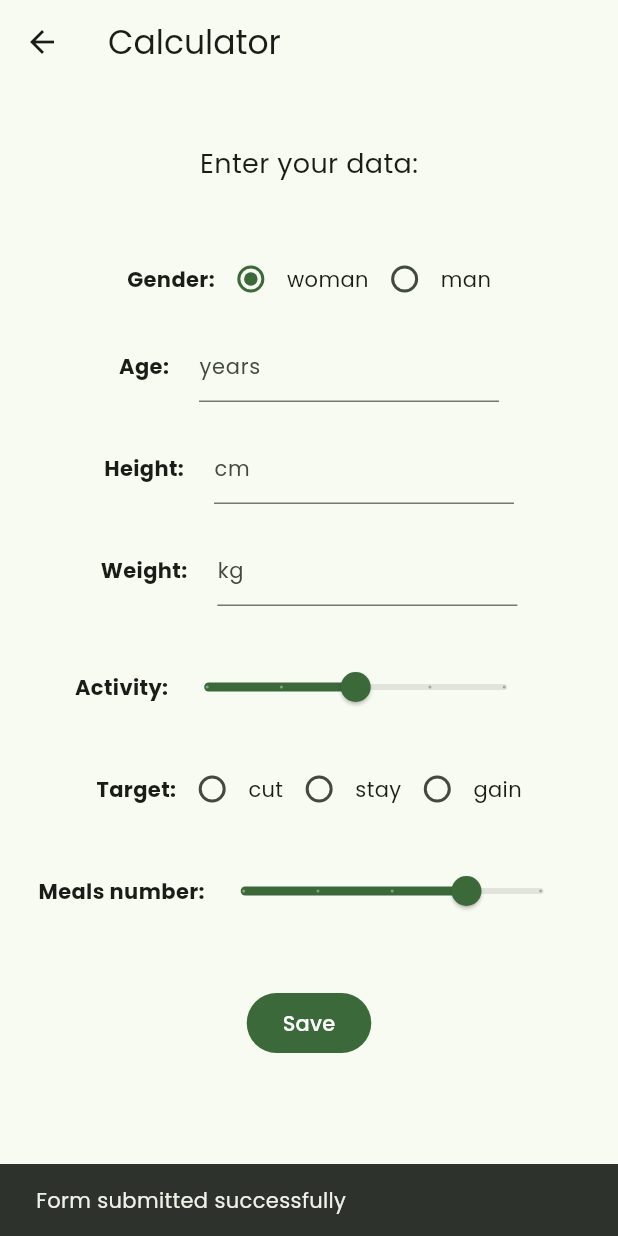
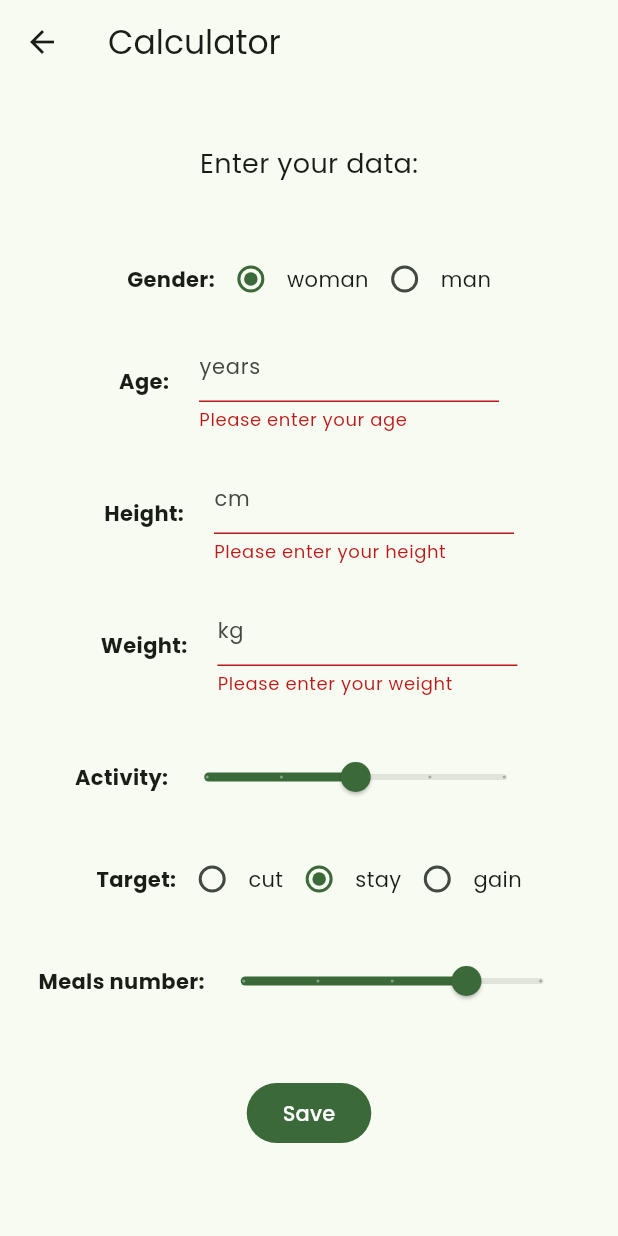
Before and after one commit to p-olszewski/DietDesigner, a Flutter app: the CalculatorScreen screen opened by its route, after a tap on "Save", on a phone screen of 412 x 824 dp. Run offline on Flutter 3.47's test engine with Material 2 defaults, Android fonts, the phone set to English and light mode, and no system bars; our stand-ins replace cloud_firestore, firebase_auth, firebase_core, flutter_dotenv, fluttertoast, google_fonts; accounts and stored records are empty.

Commit message:
add fields validation, major file refactor

```diff
--- a/lib/screens/calculator_screen.dart
+++ b/lib/screens/calculator_screen.dart
@@ -1,6 +1,13 @@
 import 'package:diet_designer/models/user.dart';
 import 'package:diet_designer/services/firestore.dart';
 import 'package:flutter/material.dart';
+import 'package:flutter/services.dart';
+
+enum NumberInputFieldType {
+  age,
+  height,
+  weight,
+}
 
 class CalculatorScreen extends StatefulWidget {
   const CalculatorScreen({super.key});
@@ -16,7 +23,7 @@ class _CalculatorScreenState extends State<CalculatorScreen> {
   final TextEditingController _weightFieldController = TextEditingController();
   String _gender = "woman";
   double _activity = 3;
-  String _target = "reduce";
+  String _target = "stay";
   double _mealsNumber = 5;
 
   @override
@@ -54,13 +61,55 @@ class _CalculatorScreenState extends State<CalculatorScreen> {
         );
       }
 
-      // TODO: add fields validation
+      // TODO: add bmr calculation
     }
   }
 
   @override
   Widget build(BuildContext context) {
-    Padding activitySlider = Padding(
+    return Scaffold(
+      appBar: AppBar(title: const Text("Calculator")),
+      body: SingleChildScrollView(
+        child: Form(
+          key: _formKey,
+          child: Column(
+            children: [
+              const Padding(
+                padding: EdgeInsets.symmetric(vertical: 40),
+                child: Text("Enter your data:", style: TextStyle(fontSize: 18)),
+              ),
+              Row(
+                mainAxisAlignment: MainAxisAlignment.center,
+                children: [
+                  const Text("Gender:", style: TextStyle(fontWeight: FontWeight.bold)),
+                  Radio(
+                    value: 'woman',
+                    groupValue: _gender,
+                    onChanged: (value) => setState(() => _gender = value!),
+                  ),
+                  const Text("woman"),
+                  Radio(
+                    value: 'man',
+                    groupValue: _gender,
+                    onChanged: (value) => setState(() => _gender = value!),
+                  ),
+                  const Text("man"),
+                ],
+              ),
+              _NumberInputField(
+                controller: _ageFieldController,
+                type: NumberInputFieldType.age,
+              ),
+              _NumberInputField(
+                controller: _heightFieldController,
+                type: NumberInputFieldType.height,
+              ),
+              _NumberInputField(
+                controller: _weightFieldController,
+                type: NumberInputFieldType.weight,
+                isDecimal: true,
+              ),
+              Padding(
                 padding: const EdgeInsets.symmetric(vertical: 20),
                 child: Row(
                   mainAxisAlignment: MainAxisAlignment.center,
@@ -79,28 +128,8 @@ class _CalculatorScreenState extends State<CalculatorScreen> {
                     ),
                   ],
                 ),
-    );
-
-    Row genderRow = Row(
-      mainAxisAlignment: MainAxisAlignment.center,
-      children: [
-        const Text("Gender:", style: TextStyle(fontWeight: FontWeight.bold)),
-        Radio(
-          value: 'woman',
-          groupValue: _gender,
-          onChanged: (value) => setState(() => _gender = value!),
               ),
-        const Text("woman"),
-        Radio(
-          value: 'man',
-          groupValue: _gender,
-          onChanged: (value) => setState(() => _gender = value!),
-        ),
-        const Text("man"),
-      ],
-    );
-
-    Row targetRow = Row(
+              Row(
                 mainAxisAlignment: MainAxisAlignment.center,
                 children: [
                   const Text("Target:", style: TextStyle(fontWeight: FontWeight.bold)),
@@ -123,14 +152,8 @@ class _CalculatorScreenState extends State<CalculatorScreen> {
                   ),
                   const Text("gain"),
                 ],
-    );
-
-    const headerText = Padding(
-      padding: EdgeInsets.symmetric(vertical: 40),
-      child: Text("Enter your data:", style: TextStyle(fontSize: 18)),
-    );
-
-    Padding mealsNumberSlider = Padding(
+              ),
+              Padding(
                 padding: const EdgeInsets.symmetric(vertical: 20),
                 child: Row(
                   mainAxisAlignment: MainAxisAlignment.center,
@@ -149,35 +172,7 @@ class _CalculatorScreenState extends State<CalculatorScreen> {
                     ),
                   ],
                 ),
-    );
-
-    return Scaffold(
-      appBar: AppBar(title: const Text("Calculator")),
-      body: SingleChildScrollView(
-        child: Form(
-          key: _formKey,
-          child: Column(
-            children: [
-              headerText,
-              genderRow,
-              TextInput(
-                controller: _ageFieldController,
-                labelText: "Age:",
-                hintText: "years",
               ),
-              TextInput(
-                controller: _heightFieldController,
-                labelText: "Height:",
-                hintText: "cm",
-              ),
-              TextInput(
-                controller: _weightFieldController,
-                labelText: "Weight:",
-                hintText: "kg",
-              ),
-              activitySlider,
-              targetRow,
-              mealsNumberSlider,
               const SizedBox(height: 20),
               FilledButton(
                 onPressed: () => _submitForm(),
@@ -191,20 +186,41 @@ class _CalculatorScreenState extends State<CalculatorScreen> {
   }
 }
 
-class TextInput extends StatelessWidget {
-  const TextInput({
-    super.key,
+class _NumberInputField extends StatelessWidget {
+  const _NumberInputField({
     required this.controller,
-    required this.labelText,
-    this.hintText,
+    required this.type,
+    bool? isDecimal,
   });
 
   final TextEditingController controller;
-  final String labelText;
-  final String? hintText;
+  final NumberInputFieldType type;
+  final bool isDecimal = false;
 
   @override
   Widget build(BuildContext context) {
+    String labelText = '';
+    String hintText = '';
+    String? Function(String?) validator = (value) => null;
+
+    switch (type) {
+      case NumberInputFieldType.age:
+        labelText = 'Age:';
+        hintText = 'years';
+        validator = _ageValidator;
+        break;
+      case NumberInputFieldType.weight:
+        labelText = 'Weight:';
+        hintText = 'kg';
+        validator = _weightValidator;
+        break;
+      case NumberInputFieldType.height:
+        labelText = 'Height:';
+        hintText = 'cm';
+        validator = _heightValidator;
+        break;
+    }
+
     return Padding(
       padding: const EdgeInsets.symmetric(vertical: 10),
       child: Row(
@@ -217,17 +233,54 @@ class TextInput extends StatelessWidget {
           const SizedBox(width: 20),
           SizedBox(
             width: 200,
-            child: TextField(
+            child: TextFormField(
               controller: controller,
               decoration: InputDecoration(
                 border: const UnderlineInputBorder(),
                 hintText: hintText,
                 hintStyle: TextStyle(fontSize: Theme.of(context).textTheme.labelLarge!.fontSize),
               ),
+              keyboardType: isDecimal ? const TextInputType.numberWithOptions(decimal: true) : TextInputType.number,
+              inputFormatters:
+                  isDecimal ? [FilteringTextInputFormatter.allow(RegExp(r'^\d+\.?\d{0,2}'))] : [FilteringTextInputFormatter.digitsOnly],
+              validator: validator,
             ),
           ),
         ],
       ),
     );
   }
+
+  String? _ageValidator(String? value) {
+    if (value == null || value.isEmpty) {
+      return 'Please enter your age';
     }
+    final age = int.tryParse(value);
+    if (age == null || age < 0 || age > 120) {
+      return 'Please enter a valid age';
+    }
+    return null;
+  }
+
+  String? _heightValidator(String? value) {
+    if (value == null || value.isEmpty) {
+      return 'Please enter your height';
+    }
+    final height = int.tryParse(value);
+    if (height == null || height < 0 || height > 300) {
+      return 'Please enter a valid height';
+    }
+    return null;
+  }
+
+  String? _weightValidator(String? value) {
+    if (value == null || value.isEmpty) {
+      return 'Please enter your weight';
+    }
+    final weight = int.tryParse(value);
+    if (weight == null || weight < 0 || weight > 500) {
+      return 'Please enter a valid weight';
+    }
+    return null;
+  }
+}
```
Lines whose indentation alone changed are shown as unchanged.
